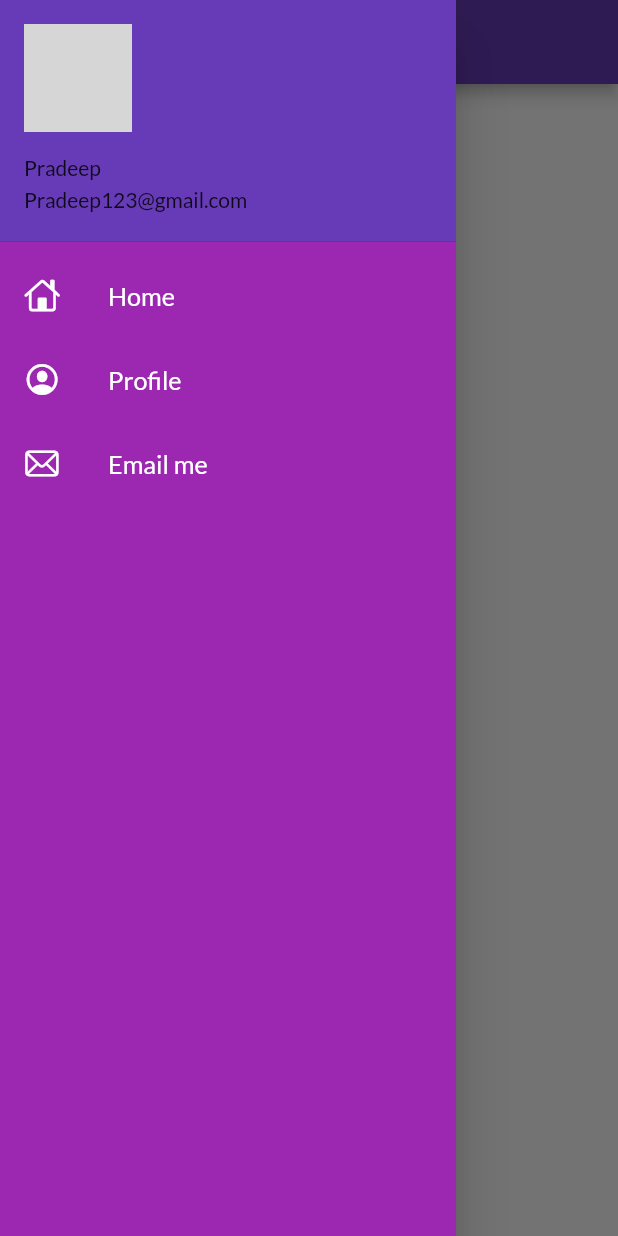
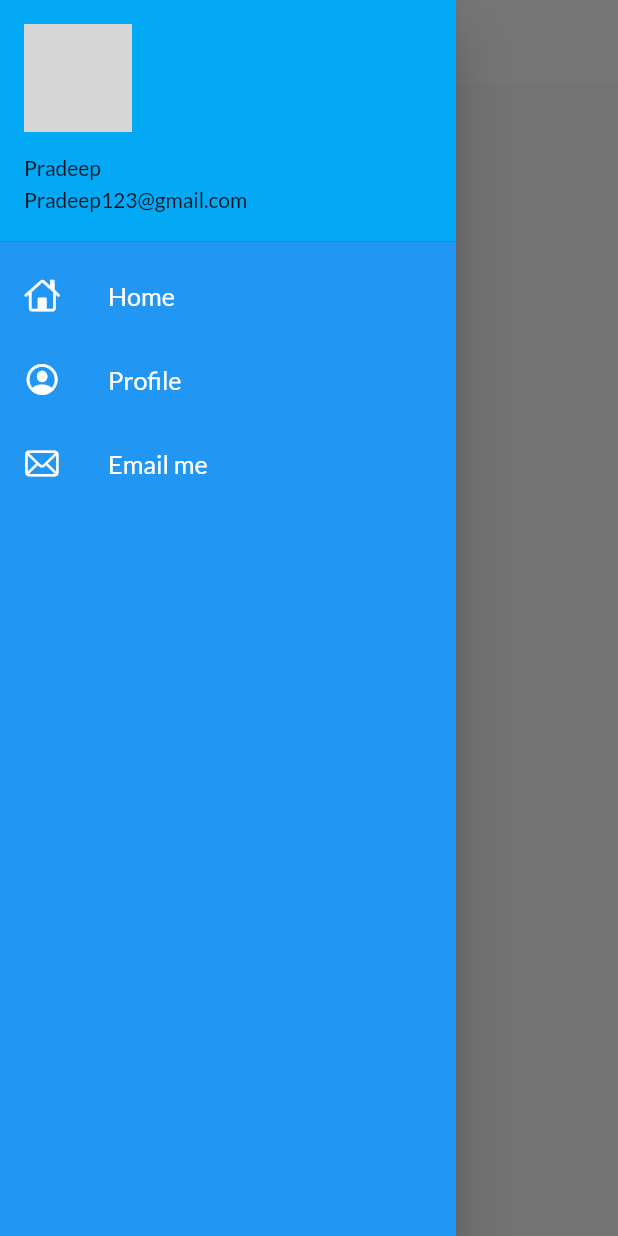
Before and after one commit to godspeed10/Fluttercatalog, a Flutter app: the screen it shows after launch, with the side drawer open, on a phone screen of 412 x 824 dp. Run offline on Flutter 3.47's test engine with Material 2 defaults, Android fonts, the phone set to English and light mode, and no system bars; our stand-ins replace google_fonts; network calls fail; grey boxes are pictures that could not be loaded.

Commit message:
themes extracted

```diff
--- a/lib/main.dart
+++ b/lib/main.dart
@@ -2,6 +2,7 @@ import 'package:flutter/material.dart';
 import 'package:google_fonts/google_fonts.dart';
 import 'package:myflutter/pages/login_page.dart';
 import 'package:myflutter/utils/routes.dart';
+import 'package:myflutter/widgets/themes.dart';
 
 import 'pages/home_page.dart';
 
@@ -14,13 +15,9 @@ class MyApp extends StatelessWidget {
   Widget build(BuildContext context) {
     return MaterialApp(
       themeMode: ThemeMode.light,
-      theme: ThemeData(
-        primarySwatch: Colors.deepPurple,
-        fontFamily: GoogleFonts.lato().fontFamily,
-        primaryTextTheme: GoogleFonts.latoTextTheme(),
-      ),
+      theme: MyTheme.lightTheme(context),
+      darkTheme: MyTheme.darkTheme(context),
       debugShowCheckedModeBanner: false,
-      darkTheme: ThemeData(brightness: Brightness.dark),
       initialRoute: "/home",
       routes: {
         "/": (context) => LoginPage(),
--- a/lib/widgets/drawer.dart
+++ b/lib/widgets/drawer.dart
@@ -10,7 +10,7 @@ class MyDrawer extends StatelessWidget {
 
     return Drawer(
       child: Container(
-        color: Colors.purple,
+        color: Colors.blue,
         child: ListView(
           children: [
             DrawerHeader(
--- /dev/null
+++ b/lib/widgets/themes.dart
@@ -0,0 +1,17 @@
+import 'package:flutter/material.dart';
+import 'package:google_fonts/google_fonts.dart';
+
+class MyTheme {
+  static ThemeData lightTheme(BuildContext context) => ThemeData(
+        primarySwatch: Colors.lightBlue,
+        fontFamily: GoogleFonts.lato().fontFamily,
+        appBarTheme: AppBarTheme(
+            color: Colors.white,
+            elevation: 0,
+            iconTheme: IconThemeData(color: Colors.black),
+            textTheme: Theme.of(context).textTheme),
+      );
+
+  static ThemeData darkTheme(BuildContext context) =>
+      ThemeData(brightness: Brightness.dark);
+}
```
